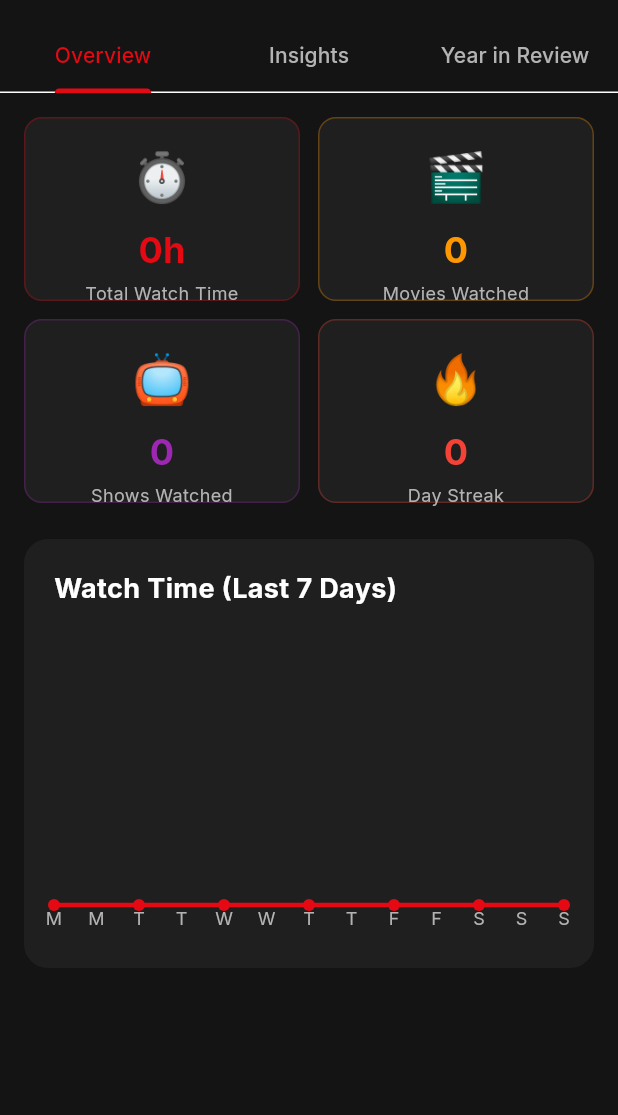
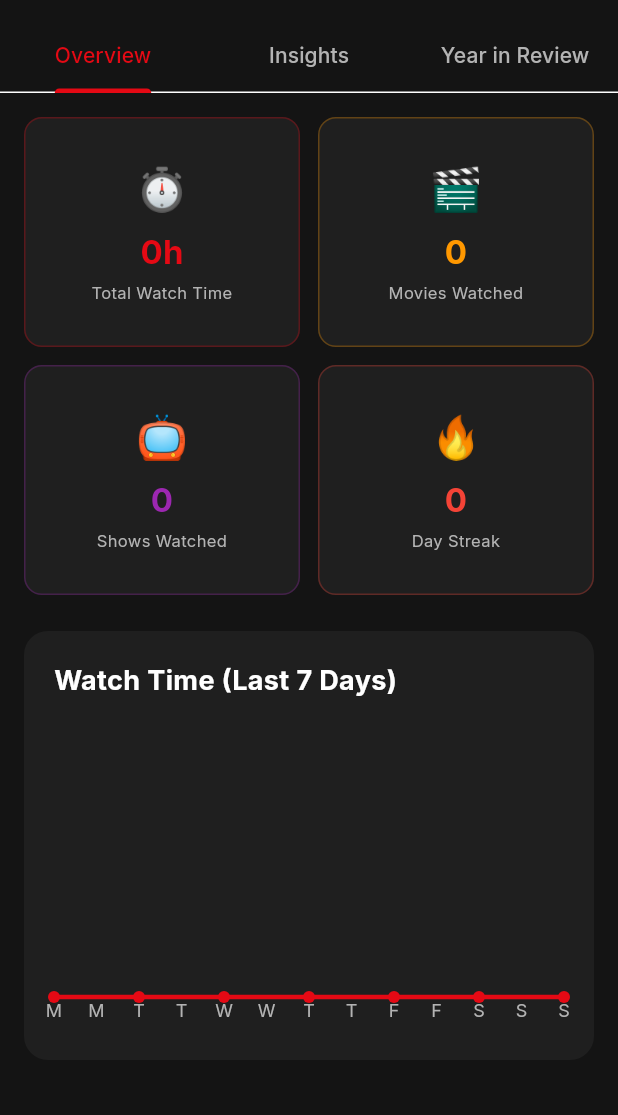
Before and after one commit to dineshkokare123/ott_streaming_app, a Flutter app: the AnalyticsScreen screen opened directly, on a phone screen of 412 x 824 dp, the part 63-1178 px from its top. Run offline on Flutter 3.47's test engine with Material 3 defaults, Android fonts, the phone set to English and light mode, and no system bars; drawn by our look-alikes of fl_chart; our stand-ins replace cached_network_image, chewie, cloud_firestore, confetti, connectivity_plus, file_picker and 14 more; missing offline and left inert: appsflyer_sdk, cupertino_http; accounts and stored records are empty; network calls fail.

Commit message:
fixed ui broken in app.

```diff
--- a/lib/screens/analytics_screen.dart
+++ b/lib/screens/analytics_screen.dart
@@ -110,7 +110,7 @@ class _OverviewTab extends StatelessWidget {
       physics: const NeverScrollableScrollPhysics(),
       mainAxisSpacing: 12,
       crossAxisSpacing: 12,
-      childAspectRatio: 1.5,
+      childAspectRatio: 1.2,
       children: [
         _StatCard(
           icon: '⏱️',
@@ -533,23 +533,30 @@ class _StatCard extends StatelessWidget {
       child: Column(
         mainAxisAlignment: MainAxisAlignment.center,
         children: [
-          Text(icon, style: const TextStyle(fontSize: 32)),
-          const SizedBox(height: 8),
-          Text(
+          Text(icon, style: const TextStyle(fontSize: 28)),
+          const SizedBox(height: 6),
+          FittedBox(
+            fit: BoxFit.scaleDown,
+            child: Text(
               value,
               style: TextStyle(
                 color: color,
-              fontSize: 24,
+                fontSize: 22,
                 fontWeight: FontWeight.bold,
               ),
             ),
+          ),
           const SizedBox(height: 4),
-          Text(
+          Flexible(
+            child: Text(
               label,
               textAlign: TextAlign.center,
+              maxLines: 2,
+              overflow: TextOverflow.ellipsis,
               style: const TextStyle(
                 color: AppColors.textSecondary,
-              fontSize: 12,
+                fontSize: 11,
+              ),
             ),
           ),
         ],
```
Lines whose indentation alone changed are shown as unchanged.
